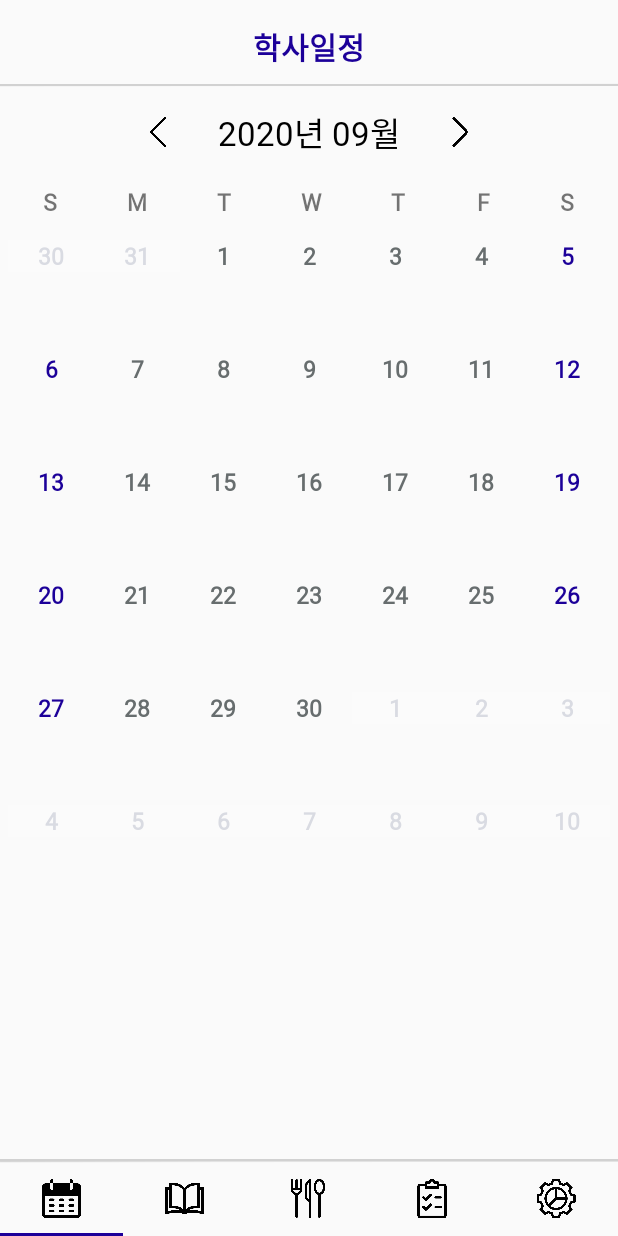
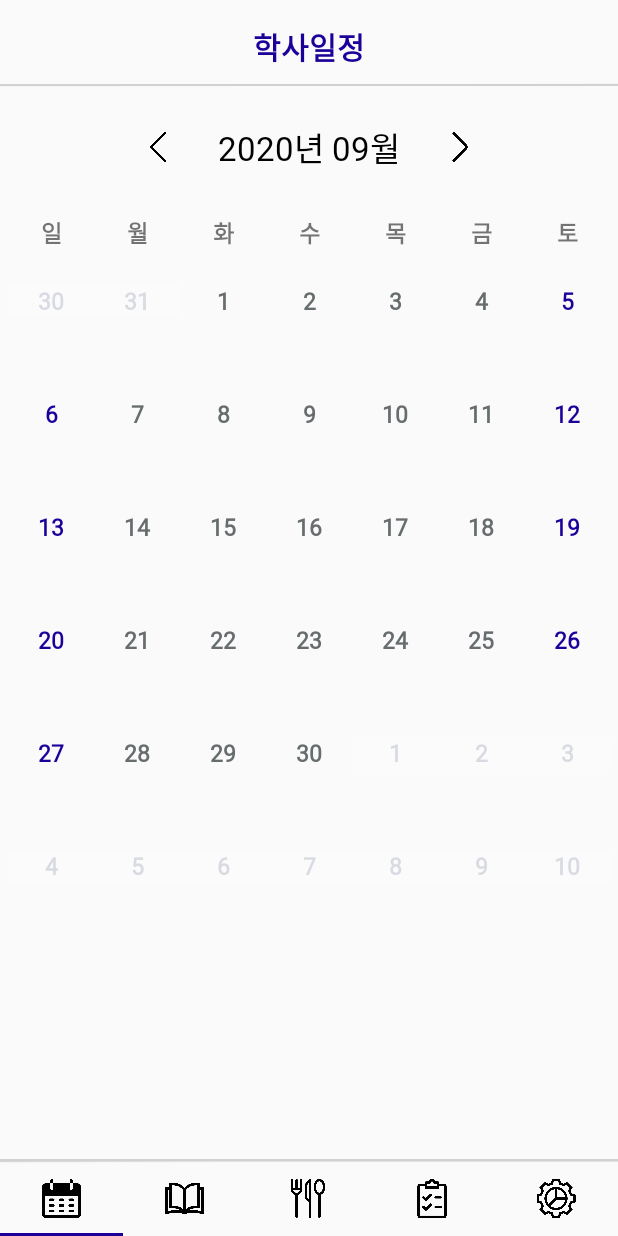
Before and after one commit to noion0511/MealService, an Android app: the screen it shows after launch (MainActivity), on a phone screen of 412 x 824 dp. Run offline under Robolectric (Android 15) with nearby library versions, the phone set to English and light mode, and no system bars; network calls fail.

Commit message:
layout calendar

```diff
--- a/school_lunch/app/src/main/res/layout/fragment_academic_calendar.xml
+++ b/school_lunch/app/src/main/res/layout/fragment_academic_calendar.xml
@@ -8,15 +8,17 @@
     <LinearLayout
         android:layout_width="match_parent"
         android:layout_height="match_parent"
-        android:gravity="center_horizontal"
+        android:layout_gravity="center"
+        android:gravity="center"
         android:orientation="vertical"
         tools:ignore="UselessParent">
 
         <LinearLayout
-            android:layout_width="wrap_content"
+            android:layout_width="match_parent"
             android:layout_height="wrap_content"
+            android:gravity="center"
             android:orientation="vertical"
-            android:gravity="center">
+            android:layout_marginTop="10dp">
 
             <LinearLayout
                 android:layout_width="wrap_content"
@@ -30,34 +32,34 @@
                     android:id="@+id/fg_cal_pre"
                     android:layout_width="20dp"
                     android:layout_height="20dp"
+                    android:layout_gravity="center"
                     android:layout_weight="1"
-                    android:src="@drawable/left"
                     android:gravity="center"
-                    android:layout_gravity="center" />
+                    android:src="@drawable/left" />
 
                 <TextView
                     android:id="@+id/fg_cal_month"
                     android:layout_width="wrap_content"
                     android:layout_height="wrap_content"
+                    android:layout_gravity="center"
                     android:layout_marginStart="30dp"
                     android:layout_marginEnd="30dp"
                     android:layout_weight="1"
+                    android:fontFamily="@font/cafe24dangdanghae"
+                    android:gravity="center"
                     android:text="@string/fg_cal_mon"
-                    android:gravity="center"
-                    android:layout_gravity="center"
-                    android:textSize="22sp"
                     android:textColor="@color/colorPrimaryDark"
-                    android:fontFamily="@font/cafe24dangdanghae"/>
+                    android:textSize="22sp" />
 
                 <androidx.appcompat.widget.AppCompatImageView
                     android:id="@+id/fg_cal_next"
                     android:layout_width="20dp"
                     android:layout_height="20dp"
+                    android:layout_gravity="center"
                     android:layout_weight="1"
+                    android:gravity="center"
                     android:src="@drawable/right"
-                    android:textSize="15sp"
-                    android:gravity="center"
-                    android:layout_gravity="center"/>
+                    android:textSize="15sp" />
             </LinearLayout>
 
             <!--            <View-->
@@ -69,15 +71,29 @@
 
         </LinearLayout>
 
+        <View
+            android:id="@+id/view425"
+            android:layout_width="match_parent"
+            android:layout_height="0dp"
+            android:background="@color/gray"
+            android:layout_marginRight="10dp"
+            android:layout_marginLeft="10dp"
+            android:layout_marginTop="10dp"
+            android:layout_marginBottom="10dp"/>
+
         <LinearLayout
             android:layout_width="match_parent"
             android:layout_height="match_parent"
+            android:layout_gravity="center"
+            android:gravity="center"
             android:orientation="vertical">
+
             <LinearLayout
                 android:layout_width="match_parent"
-                android:layout_height="50dp"
+                android:layout_height="30dp"
                 android:layout_marginLeft="5dp"
                 android:layout_marginRight="5dp"
+                android:layout_marginBottom="20dp"
                 android:gravity="center"
                 android:orientation="horizontal">
 
@@ -86,95 +102,105 @@
                     android:layout_width="wrap_content"
                     android:layout_height="wrap_content"
                     android:layout_weight="1"
+                    android:fontFamily="@font/cafe24dangdanghae"
                     android:gravity="center"
                     android:text="@string/sun"
                     android:textSize="15sp"
-                    android:textStyle="bold"
-                    android:fontFamily="@font/cafe24dangdanghae"/>
+                    android:textStyle="bold" />
 
                 <TextView
                     android:id="@+id/textView5"
                     android:layout_width="wrap_content"
                     android:layout_height="wrap_content"
                     android:layout_weight="1"
+                    android:fontFamily="@font/cafe24dangdanghae"
                     android:gravity="center"
                     android:text="@string/mon"
                     android:textSize="15sp"
-                    android:textStyle="bold"
-                    android:fontFamily="@font/cafe24dangdanghae"/>
+                    android:textStyle="bold" />
 
                 <TextView
                     android:id="@+id/textView6"
                     android:layout_width="wrap_content"
                     android:layout_height="wrap_content"
                     android:layout_weight="1"
+                    android:fontFamily="@font/cafe24dangdanghae"
                     android:gravity="center"
                     android:text="@string/tue"
                     android:textSize="15sp"
-                    android:textStyle="bold"
-                    android:fontFamily="@font/cafe24dangdanghae"/>
+                    android:textStyle="bold" />
 
                 <TextView
                     android:id="@+id/textView7"
                     android:layout_width="wrap_content"
                     android:layout_height="wrap_content"
                     android:layout_weight="1"
+                    android:fontFamily="@font/cafe24dangdanghae"
                     android:gravity="center"
                     android:text="@string/wed"
                     android:textSize="15sp"
-                    android:textStyle="bold"
-                    android:fontFamily="@font/cafe24dangdanghae"/>
+                    android:textStyle="bold" />
 
                 <TextView
                     android:id="@+id/textView8"
                     android:layout_width="wrap_content"
                     android:layout_height="wrap_content"
                     android:layout_weight="1"
+                    android:fontFamily="@font/cafe24dangdanghae"
                     android:gravity="center"
                     android:text="@string/thu"
                     android:textSize="15sp"
-                    android:textStyle="bold"
-                    android:fontFamily="@font/cafe24dangdanghae"/>
+                    android:textStyle="bold" />
 
                 <TextView
                     android:id="@+id/classTime"
                     android:layout_width="wrap_content"
                     android:layout_height="wrap_content"
                     android:layout_weight="1"
+                    android:fontFamily="@font/cafe24dangdanghae"
                     android:gravity="center"
                     android:text="@string/fri"
                     android:textSize="15sp"
-                    android:textStyle="bold"
-                    android:fontFamily="@font/cafe24dangdanghae"/>
+                    android:textStyle="bold" />
 
                 <TextView
                     android:id="@+id/textView10"
                     android:layout_width="wrap_content"
                     android:layout_height="wrap_content"
                     android:layout_weight="1"
+                    android:fontFamily="@font/cafe24dangdanghae"
                     android:gravity="center"
                     android:text="@string/sat"
                     android:textSize="15sp"
-                    android:textStyle="bold"
-                    android:fontFamily="@font/cafe24dangdanghae"/>
+                    android:textStyle="bold" />
             </LinearLayout>
 
             <LinearLayout
                 android:layout_width="match_parent"
                 android:layout_height="match_parent"
-                android:orientation="horizontal"
                 android:layout_marginLeft="5dp"
-                android:layout_marginRight="5dp">
+                android:layout_marginRight="5dp"
+                android:orientation="horizontal">
+
                 <androidx.recyclerview.widget.RecyclerView
                     android:id="@+id/fg_cal_rv"
                     android:layout_width="match_parent"
-                        android:layout_height="match_parent"
+                    android:layout_height="wrap_content"
                     tools:itemCount="42"
                     tools:layoutManager="androidx.recyclerview.widget.GridLayoutManager"
                     tools:listitem="@layout/cal_item"
                     tools:orientation="vertical"
                     tools:scrollbars="vertical"
                     tools:spanCount="7" />
+
+                <View
+                    android:id="@+id/view45"
+                    android:layout_width="match_parent"
+                    android:layout_height="1dp"
+                    android:background="@color/gray"
+                    android:layout_marginRight="10dp"
+                    android:layout_marginLeft="10dp"
+                    android:layout_marginBottom="10dp"/>
             </LinearLayout>
         </LinearLayout>
     </LinearLayout>
--- a/school_lunch/app/src/main/res/layout/fragment_setting.xml
+++ b/school_lunch/app/src/main/res/layout/fragment_setting.xml
@@ -54,41 +54,41 @@
                 android:fontFamily="@font/cafe24dangdanghae"
                 android:textSize="20sp"/>
 
-            <View
-                android:id="@+id/view52"
-                android:layout_width="match_parent"
-                android:layout_height="30dp" />
+<!--            <View-->
+<!--                android:id="@+id/view52"-->
+<!--                android:layout_width="match_parent"-->
+<!--                android:layout_height="30dp" />-->
 
-            <TextView
-                android:id="@+id/textView121"
-                android:layout_width="match_parent"
-                android:layout_height="wrap_content"
-                android:layout_margin="5dp"
-                android:text="@string/inapp_payment"
-                android:textSize="22sp"
-                android:gravity="center"
-                android:fontFamily="@font/cafe24dangdanghae"/>
+<!--            <TextView-->
+<!--                android:id="@+id/textView121"-->
+<!--                android:layout_width="match_parent"-->
+<!--                android:layout_height="wrap_content"-->
+<!--                android:layout_margin="5dp"-->
+<!--                android:text="@string/inapp_payment"-->
+<!--                android:textSize="22sp"-->
+<!--                android:gravity="center"-->
+<!--                android:fontFamily="@font/cafe24dangdanghae"/>-->
 
-            <View
-                android:id="@+id/view41"
-                android:layout_width="match_parent"
-                android:layout_height="1dp"
-                android:background="@color/gray"
-                android:layout_marginRight="10dp"
-                android:layout_marginLeft="10dp"/>
+<!--            <View-->
+<!--                android:id="@+id/view41"-->
+<!--                android:layout_width="match_parent"-->
+<!--                android:layout_height="1dp"-->
+<!--                android:background="@color/gray"-->
+<!--                android:layout_marginRight="10dp"-->
+<!--                android:layout_marginLeft="10dp"/>-->
 
-            <Button
-                android:id="@+id/button10"
-                android:layout_width="match_parent"
-                android:layout_height="wrap_content"
-                android:text="@string/remove_advertising"
-                android:layout_marginRight="40dp"
-                android:layout_marginLeft="40dp"
-                android:layout_marginTop="10dp"
-                android:background="@color/white"
-                android:textColor="@color/grayColor4"
-                android:fontFamily="@font/cafe24dangdanghae"
-                android:textSize="20sp"/>
+<!--            <Button-->
+<!--                android:id="@+id/button10"-->
+<!--                android:layout_width="match_parent"-->
+<!--                android:layout_height="wrap_content"-->
+<!--                android:text="@string/remove_advertising"-->
+<!--                android:layout_marginRight="40dp"-->
+<!--                android:layout_marginLeft="40dp"-->
+<!--                android:layout_marginTop="10dp"-->
+<!--                android:background="@color/white"-->
+<!--                android:textColor="@color/grayColor4"-->
+<!--                android:fontFamily="@font/cafe24dangdanghae"-->
+<!--                android:textSize="20sp"/>-->
 
             <View
                 android:id="@+id/view51"
--- a/school_lunch/app/src/main/res/values/strings.xml
+++ b/school_lunch/app/src/main/res/values/strings.xml
@@ -12,13 +12,13 @@
     <string name="fg_cal_pre">P</string>
     <string name="fg_cal_next">N</string>
 
-    <string name="sun">S</string>
-    <string name="mon">M</string>
-    <string name="tue">T</string>
-    <string name="wed">W</string>
-    <string name="thu">T</string>
-    <string name="fri">F</string>
-    <string name="sat">S</string>
+    <string name="sun">일</string>
+    <string name="mon">월</string>
+    <string name="tue">화</string>
+    <string name="wed">수</string>
+    <string name="thu">목</string>
+    <string name="fri">금</string>
+    <string name="sat">토</string>
 
     <!-- class_schedule strings -->
     <string name="class1">1</string>
```
Lines whose indentation alone changed are shown as unchanged.
